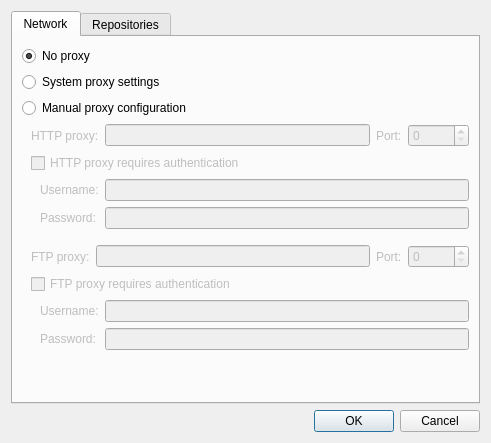
Before: the Qt Designer form src/sdk/settingsdialog.ui in qtproject/installer-framework, drawn with Qt 5.
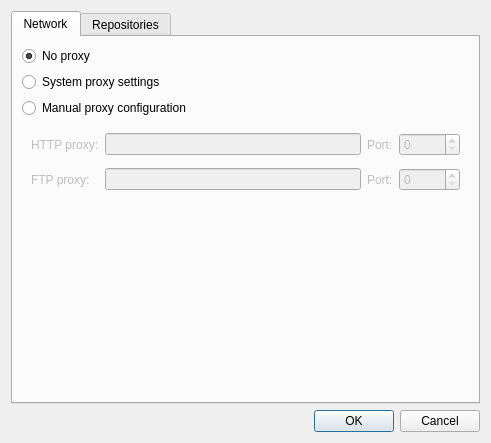
After: the same form once the commit is applied.

Commit message: Remove proxy username/password in settings dialog

The edit to the form file:
```diff
--- a/src/sdk/settingsdialog.ui
+++ b/src/sdk/settingsdialog.ui
@@ -56,21 +56,8 @@
        </item>
        <item>
         <widget class="QWidget" name="m_rootWidget" native="true">
-         <layout class="QVBoxLayout" name="verticalLayout_6">
-          <property name="topMargin">
-           <number>0</number>
-          </property>
-          <property name="rightMargin">
-           <number>0</number>
-          </property>
-          <property name="bottomMargin">
-           <number>0</number>
-          </property>
-          <item>
-           <layout class="QVBoxLayout" name="m_httpRootLayout">
-            <item>
-             <layout class="QHBoxLayout" name="m_httpProxyLayout">
-              <item>
+         <layout class="QGridLayout" name="gridLayout_3">
+          <item row="0" column="0">
                <widget class="QLabel" name="m_httpProxyLabel">
                 <property name="enabled">
                  <bool>false</bool>
@@ -80,14 +67,14 @@
                 </property>
                </widget>
               </item>
-              <item>
+          <item row="0" column="1">
                <widget class="QLineEdit" name="m_httpProxy">
                 <property name="enabled">
                  <bool>false</bool>
                 </property>
                </widget>
               </item>
-              <item>
+          <item row="0" column="2">
                <widget class="QLabel" name="m_httpProxyPortLabel">
                 <property name="enabled">
                  <bool>false</bool>
@@ -97,7 +84,7 @@
                 </property>
                </widget>
               </item>
-              <item>
+          <item row="0" column="3">
                <widget class="QSpinBox" name="m_httpProxyPort">
                 <property name="enabled">
                  <bool>false</bool>
@@ -107,19 +94,7 @@
                 </property>
                </widget>
               </item>
-             </layout>
-            </item>
-            <item>
-             <widget class="QCheckBox" name="m_httpProxyNeedsAuth">
-              <property name="enabled">
-               <bool>false</bool>
-              </property>
-              <property name="text">
-               <string>HTTP proxy requires authentication</string>
-              </property>
-             </widget>
-            </item>
-            <item>
+          <item row="1" column="0">
              <widget class="QWidget" name="m_httpAuthWidget" native="true">
               <property name="enabled">
                <bool>false</bool>
@@ -134,69 +109,10 @@
                <property name="bottomMargin">
                 <number>0</number>
                </property>
-               <item row="0" column="0">
-                <widget class="QLabel" name="m_httpProxyUserLabel">
-                 <property name="enabled">
-                  <bool>false</bool>
-                 </property>
-                 <property name="text">
-                  <string>Username:</string>
-                 </property>
-                </widget>
-               </item>
-               <item row="0" column="1">
-                <widget class="QLineEdit" name="m_httpProxyUser">
-                 <property name="enabled">
-                  <bool>false</bool>
-                 </property>
-                </widget>
-               </item>
-               <item row="1" column="0">
-                <widget class="QLabel" name="m_httpProxyPassLabel">
-                 <property name="enabled">
-                  <bool>false</bool>
-                 </property>
-                 <property name="text">
-                  <string>Password:</string>
-                 </property>
-                </widget>
-               </item>
-               <item row="1" column="1">
-                <widget class="QLineEdit" name="m_httpProxyPass">
-                 <property name="enabled">
-                  <bool>false</bool>
-                 </property>
-                 <property name="echoMode">
-                  <enum>QLineEdit::Password</enum>
-                 </property>
-                </widget>
-               </item>
               </layout>
              </widget>
             </item>
-           </layout>
-          </item>
-          <item>
-           <spacer name="verticalSpacer">
-            <property name="orientation">
-             <enum>Qt::Vertical</enum>
-            </property>
-            <property name="sizeType">
-             <enum>QSizePolicy::Fixed</enum>
-            </property>
-            <property name="sizeHint" stdset="0">
-             <size>
-              <width>10</width>
-              <height>10</height>
-             </size>
-            </property>
-           </spacer>
-          </item>
-          <item>
-           <layout class="QVBoxLayout" name="m_ftpRootLayout">
-            <item>
-             <layout class="QHBoxLayout" name="m_ftpProxyLayout">
-              <item>
+          <item row="2" column="0">
                <widget class="QLabel" name="m_ftpProxyLabel">
                 <property name="enabled">
                  <bool>false</bool>
@@ -206,14 +122,14 @@
                 </property>
                </widget>
               </item>
-              <item>
+          <item row="2" column="1">
                <widget class="QLineEdit" name="m_ftpProxy">
                 <property name="enabled">
                  <bool>false</bool>
                 </property>
                </widget>
               </item>
-              <item>
+          <item row="2" column="2">
                <widget class="QLabel" name="m_ftpProxyPortLabel">
                 <property name="enabled">
                  <bool>false</bool>
@@ -223,7 +139,7 @@
                 </property>
                </widget>
               </item>
-              <item>
+          <item row="2" column="3">
                <widget class="QSpinBox" name="m_ftpProxyPort">
                 <property name="enabled">
                  <bool>false</bool>
@@ -233,19 +149,7 @@
                 </property>
                </widget>
               </item>
-             </layout>
-            </item>
-            <item>
-             <widget class="QCheckBox" name="m_ftpProxyNeedsAuth">
-              <property name="enabled">
-               <bool>false</bool>
-              </property>
-              <property name="text">
-               <string>FTP proxy requires authentication</string>
-              </property>
-             </widget>
-            </item>
-            <item>
+          <item row="3" column="0">
              <widget class="QWidget" name="m_ftpAuthWidget" native="true">
               <property name="enabled">
                <bool>false</bool>
@@ -260,49 +164,10 @@
                <property name="bottomMargin">
                 <number>0</number>
                </property>
-               <item row="0" column="0">
-                <widget class="QLabel" name="m_ftpProxyUserLabel">
-                 <property name="enabled">
-                  <bool>false</bool>
-                 </property>
-                 <property name="text">
-                  <string>Username:</string>
-                 </property>
-                </widget>
-               </item>
-               <item row="0" column="1">
-                <widget class="QLineEdit" name="m_ftpProxyUser">
-                 <property name="enabled">
-                  <bool>false</bool>
-                 </property>
-                </widget>
-               </item>
-               <item row="1" column="0">
-                <widget class="QLabel" name="m_ftpProxyPassLabel">
-                 <property name="enabled">
-                  <bool>false</bool>
-                 </property>
-                 <property name="text">
-                  <string>Password:</string>
-                 </property>
-                </widget>
-               </item>
-               <item row="1" column="1">
-                <widget class="QLineEdit" name="m_ftpProxyPass">
-                 <property name="enabled">
-                  <bool>false</bool>
-                 </property>
-                 <property name="echoMode">
-                  <enum>QLineEdit::Password</enum>
-                 </property>
-                </widget>
-               </item>
               </layout>
              </widget>
             </item>
-           </layout>
-          </item>
-          <item>
+          <item row="3" column="2">
            <spacer name="verticalSpacer_2">
             <property name="orientation">
              <enum>Qt::Vertical</enum>
```
Left out of the diff: 202 changed lines with no effect on the pictures. Lines whose indentation alone changed are shown as unchanged. The commit also changes 1 other file.
